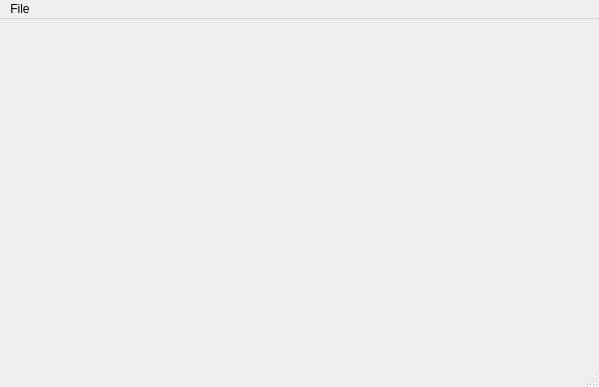
Old version of the form src/bioData.ui in the repository mariasom/diplomovka.
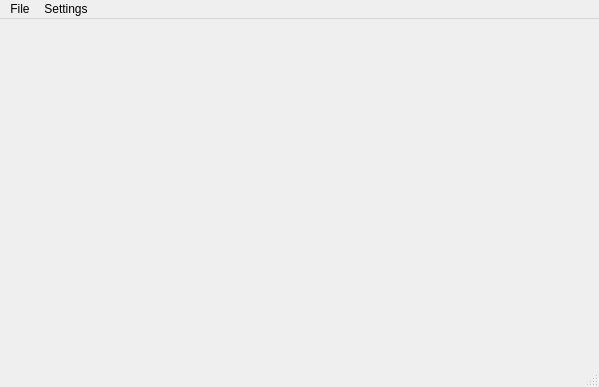
New version of the form.

```diff
--- a/src/bioData.ui
+++ b/src/bioData.ui
@@ -30,8 +30,18 @@
      <string>File</string>
     </property>
     <addaction name="actionOpen"/>
+    <addaction name="menuSave"/>
+    <addaction name="separator"/>
+    <addaction name="actionClose"/>
+   </widget>
+   <widget class="QMenu" name="menuSettings">
+    <property name="title">
+     <string>Settings</string>
+    </property>
+    <addaction name="actionAdvanced"/>
    </widget>
    <addaction name="menuFile"/>
+   <addaction name="menuSettings"/>
   </widget>
   <widget class="QStatusBar" name="statusbar"/>
   <action name="actionOpen">
```
Left out of the diff: 75 changed lines with no effect on the pictures.
